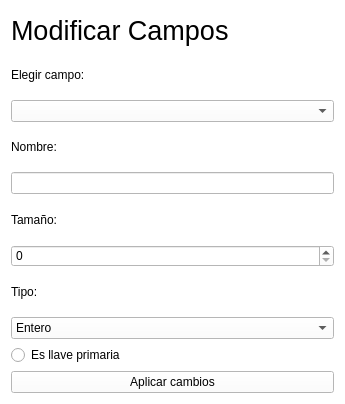
This is modifyfieldwindow.ui in carlosvelaquez/ProyectoEDII as Qt 5 draws it before an edit. The edited form follows.
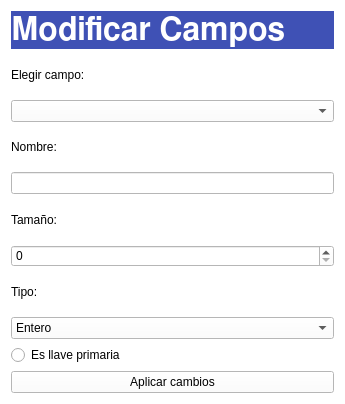
This is the edited form.

What changed in the file:
```diff
--- a/modifyfieldwindow.ui
+++ b/modifyfieldwindow.ui
@@ -21,9 +21,16 @@
     <widget class="QLabel" name="label">
      <property name="font">
       <font>
-       <pointsize>20</pointsize>
+       <family>FreeSans</family>
+       <pointsize>24</pointsize>
+       <weight>75</weight>
+       <bold>true</bold>
       </font>
      </property>
+     <property name="styleSheet">
+      <string notr="true">background-color:#3F51B5;
+color: white;</string>
+     </property>
      <property name="text">
       <string>Modificar Campos</string>
      </property>
```
